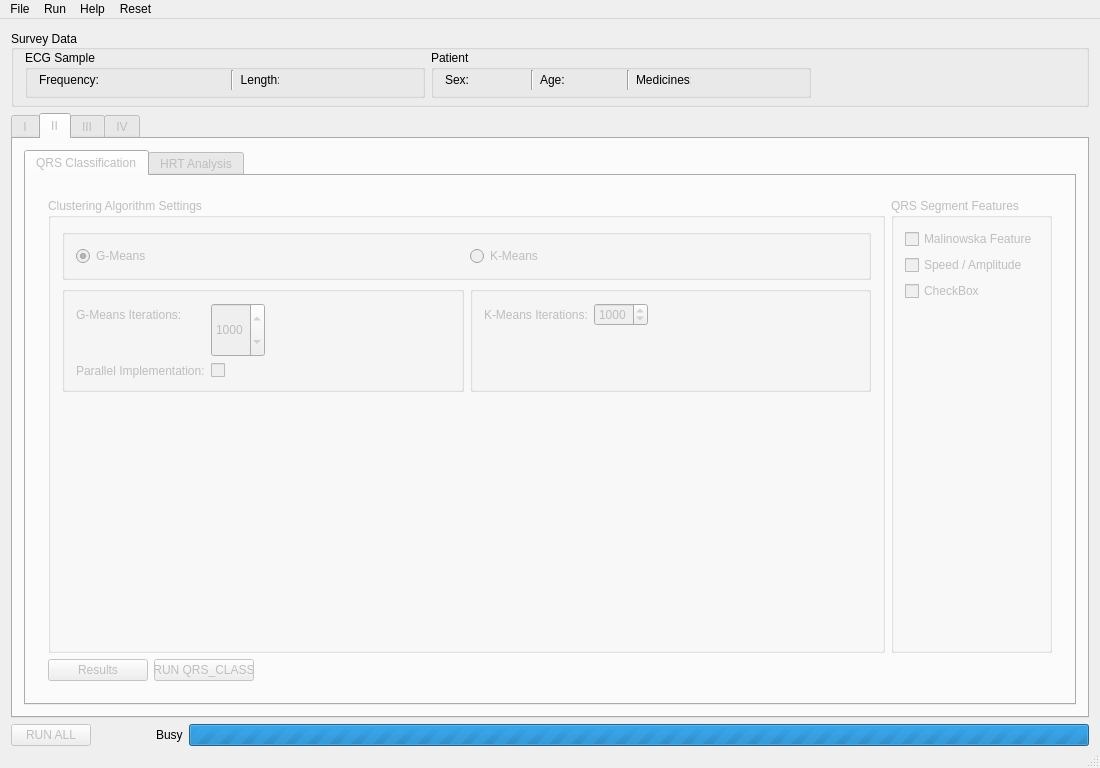
Before: the Qt Designer form EKG/Views/airecgmain.ui in qwerty90/ProjektEKG, drawn with Qt 5.
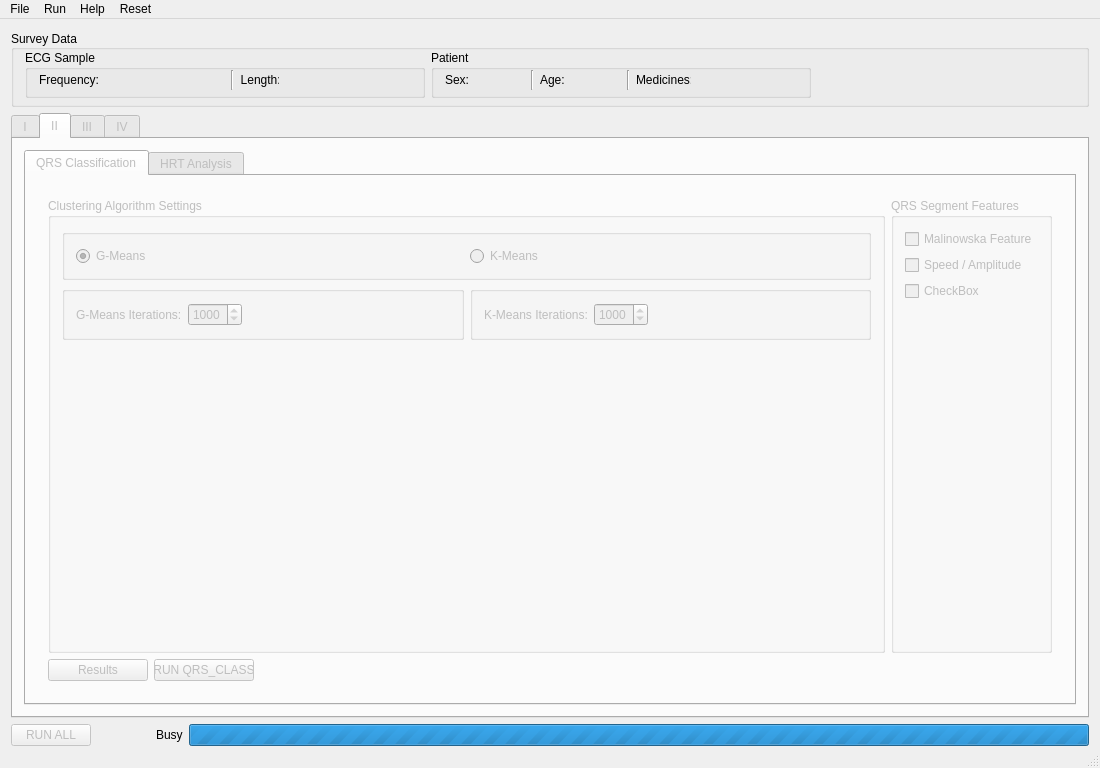
After: the same form once the commit is applied. The open tabs and pages were chosen to show the change. Icons and pictures are not drawn.

Patch:
```diff
--- a/EKG/Views/airecgmain.ui
+++ b/EKG/Views/airecgmain.ui
@@ -1617,6 +1617,12 @@
                            <property name="enabled">
                             <bool>false</bool>
                            </property>
+                           <property name="sizePolicy">
+                            <sizepolicy hsizetype="Preferred" vsizetype="Fixed">
+                             <horstretch>0</horstretch>
+                             <verstretch>0</verstretch>
+                            </sizepolicy>
+                           </property>
                            <layout class="QFormLayout" name="formLayout_7">
                             <property name="fieldGrowthPolicy">
                              <enum>QFormLayout::AllNonFixedFieldsGrow</enum>
@@ -1644,20 +1650,6 @@
                               </property>
                              </widget>
                             </item>
-                            <item row="1" column="0">
-                             <widget class="QLabel" name="label_5">
-                              <property name="text">
-                               <string>Parallel Implementation:</string>
-                              </property>
-                             </widget>
-                            </item>
-                            <item row="1" column="1">
-                             <widget class="QCheckBox" name="checkBox">
-                              <property name="text">
-                               <string/>
-                              </property>
-                             </widget>
-                            </item>
                            </layout>
                           </widget>
                          </item>
@@ -1821,7 +1813,7 @@
                              <item row="1" column="0">
                               <widget class="QLabel" name="label_9">
                                <property name="text">
-                                <string> </string>
+                                <string/>
                                </property>
                                <property name="alignment">
                                 <set>Qt::AlignRight|Qt::AlignTrailing|Qt::AlignVCenter</set>
```
Left out of the diff: 86 changed lines with no effect on the pictures.
